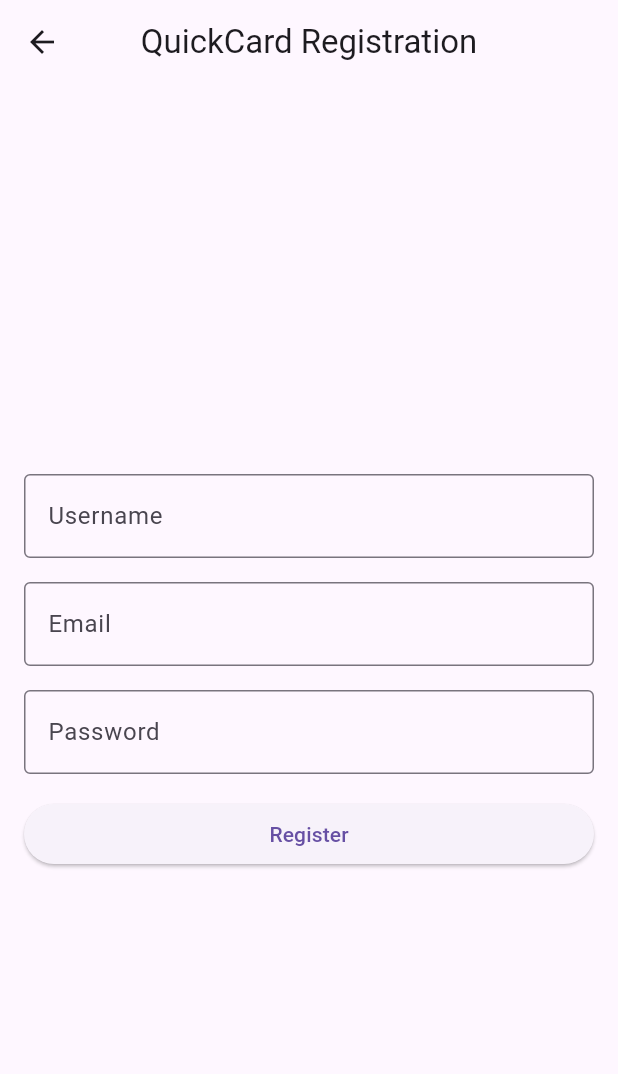
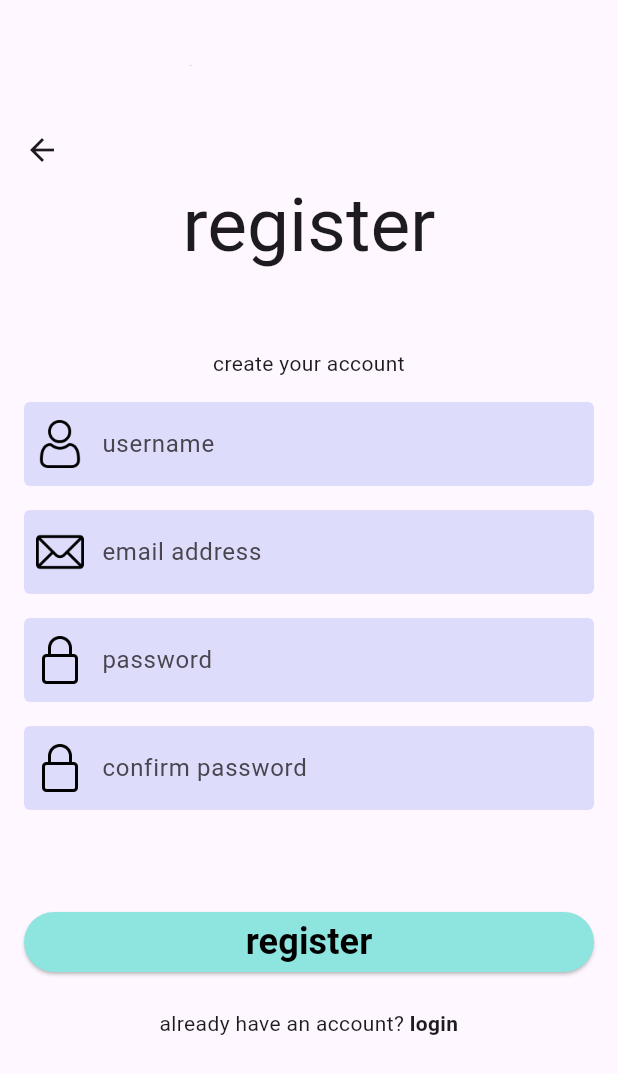
Before and after one commit to YazeedMo/QuickCard, a Flutter app: the RegistrationScreen screen opened directly, on a phone screen of 412 x 824 dp. Shown: the top 1074 px of the screen. Run offline on Flutter 3.47's test engine with Material 3 defaults, Android fonts, the phone set to English and light mode, and no system bars; our stand-ins replace flutter_slidable, flutter_svg, hive, hive_flutter; missing offline and left inert: barcode, mobile_scanner; accounts and stored records are empty.

Commit message:
"UI for Registration page mostly done, images at top still pending."

```diff
--- a/quick_card/lib/screens/registration_screen.dart
+++ b/quick_card/lib/screens/registration_screen.dart
@@ -1,8 +1,10 @@
 // ignore_for_file: prefer_const_constructors, use_key_in_widget_constructors
 
+import 'package:flutter/gestures.dart';
 import 'package:flutter/material.dart';
 import 'package:quick_card/entity/user.dart';
 import 'package:quick_card/screens/home_screen.dart';
+import 'package:quick_card/screens/login_screen.dart';
 import 'package:quick_card/service/user_service.dart';
 
 class RegistrationScreen extends StatefulWidget {
@@ -10,18 +12,21 @@ class RegistrationScreen extends StatefulWidget {
   _RegistrationScreenState createState() => _RegistrationScreenState();
 }
 
+
+
 class _RegistrationScreenState extends State<RegistrationScreen> {
   final _usernameController = TextEditingController();
   final _emailController = TextEditingController();
   final _passwordController = TextEditingController();
+  final _confirmPasswordController = TextEditingController();
   String errorMessage = '';
 
   void _handleRegistration() async {
     String username = _usernameController.text;
     String email = _emailController.text;
     String password = _passwordController.text;
+    String confirmPassword = _confirmPasswordController.text;
 
-    // Clear any previous error messages
     setState(() {
       errorMessage = '';
     });
@@ -33,9 +38,9 @@ class _RegistrationScreenState extends State<RegistrationScreen> {
       });
       return;
     }
-    if (email.isEmpty) {
+    if (email.isEmpty || !RegExp(r'^[^@]+@[^@]+\.[^@]+').hasMatch(email)) {
       setState(() {
-        errorMessage = "Please enter email";
+        errorMessage = "Please enter a valid email";
       });
       return;
     }
@@ -45,40 +50,88 @@ class _RegistrationScreenState extends State<RegistrationScreen> {
       });
       return;
     }
+    if (confirmPassword.isEmpty) {
+      setState(() {
+        errorMessage = "Please confirm password";
+      });
+      return;
+    }
+    if (password != confirmPassword) {
+      setState(() {
+        errorMessage = "Ensure passwords are the same";
+      });
+      return;
+    }
 
     User user = User(username: username, email: email, password: password);
 
-    // Call the registration service
+    try {
       dynamic result = await UserService().createUser(user);
-
       setState(() {
         if (result is String) {
-        // Set error message if registration fails
           errorMessage = result;
         } else {
-        // Navigate to home screen on successful registration
           Navigator.pushReplacement(
             context,
             MaterialPageRoute(builder: (context) => HomeScreen()),
           );
         }
       });
+    } catch (e) {
+      setState(() {
+        errorMessage = "Registration failed: ${e.toString()}";
+      });
+    }
   }
 
+    final Color customColor = Color(0xA08DDAFF);  //Insert custom color for textfields
 
   @override
   Widget build(BuildContext context) {
     return Scaffold(
       appBar: AppBar(
-        title: Text('QuickCard Registration'),
+        toolbarHeight: 200.0,
         centerTitle: true,
+        title: Stack(
+          children: [
+            Positioned(
+            left: 5,
+            top: 25,
+            child: ClipOval(
+              child: Opacity(
+                opacity: 0.9,
+                child: Image.asset(
+                  'assets/holographic.jpeg',
+                  width: 1,
+                  height: 1,
+                  fit: BoxFit.cover, // Ensures the image fills the oval shape
+                  ),
+                ),
+              ),
+            ),
+            Padding(
+              padding: const EdgeInsets.only(top: 100.0),
+              child: Text(
+                'register',
+                style: TextStyle(fontSize: 50.0,),
+              ),
+            ),
+          ]
+        )
+
+
+
+
       ),
       body: Padding(
-        padding: const EdgeInsets.all(16.0),
+        padding: const EdgeInsets.only(bottom: 100.0,
+          left: 16.0, right: 16.0
+        ),
         child: Column(
           mainAxisAlignment: MainAxisAlignment.center,
           crossAxisAlignment: CrossAxisAlignment.stretch,
           children: <Widget>[
+            Text('create your account', textAlign: TextAlign.center,),
             // Error message (initially invisible)
             Visibility(
               visible: errorMessage.isNotEmpty,
@@ -88,13 +141,41 @@ class _RegistrationScreenState extends State<RegistrationScreen> {
                 textAlign: TextAlign.center,
               ),
             ),
+
+            /*ClipOval(
+              child: Opacity(
+                opacity: 0.9,
+                child: Image.asset(
+                  'assets/holographic.jpeg',
+                  width: 5,
+                  height: 15,
+                  fit: BoxFit.fitWidth,
+                ),
+              ),
+            ),*/
+
+
+
+
             SizedBox(height: 16.0),
             // Username input field
             TextField(
               controller: _usernameController,
               decoration: InputDecoration(
-                labelText: 'Username',
-                border: OutlineInputBorder(),
+                prefixIcon: Padding(        //Inserted image in textfield
+                  padding: const EdgeInsets.all(8.0),
+                  child: Image.asset(
+                  'assets/user.png',
+                  width: 15,
+                  height: 15,
+                  ),
+                ),
+                labelText: 'username',
+                border: OutlineInputBorder(
+                  borderSide: BorderSide.none,
+                ),
+                filled: true,
+                fillColor: Color(0xFFDEDCFB),
               ),
             ),
             SizedBox(height: 16.0),
@@ -102,8 +183,20 @@ class _RegistrationScreenState extends State<RegistrationScreen> {
             TextField(
               controller: _emailController,
               decoration: InputDecoration(
-                labelText: 'Email',
-                border: OutlineInputBorder(),
+                prefixIcon: Padding(        //Inserted image in textfield
+                  padding: const EdgeInsets.all(8.0),
+                  child: Image.asset(
+                    'assets/mail.png',
+                    width: 15,
+                    height: 15,
+                  ),
+                ),
+                labelText: 'email address',
+                border: OutlineInputBorder(
+                  borderSide: BorderSide.none,
+                ),
+                filled: true,
+                fillColor: Color(0xFFDEDCFB),
               ),
             ),
             SizedBox(height: 16.0),
@@ -112,19 +205,93 @@ class _RegistrationScreenState extends State<RegistrationScreen> {
               controller: _passwordController,
               obscureText: true,
               decoration: InputDecoration(
-                labelText: 'Password',
-                border: OutlineInputBorder(),
+                prefixIcon: Padding(        //Inserted image in textfield
+                  padding: const EdgeInsets.all(8.0),
+                  child: Image.asset(
+                    'assets/lock.png',
+                    width: 15,
+                    height: 15,
+                  ),
+                ),
+                labelText: 'password',
+                border: OutlineInputBorder(
+                  borderSide: BorderSide.none,
+                ),
+                filled: true,
+                fillColor: Color(0xFFDEDCFB),
+
               ),
             ),
             SizedBox(height: 16.0),
+            // Password input field
+            TextField(
+              controller: _confirmPasswordController,
+              obscureText: true,
+              decoration: InputDecoration(
+                prefixIcon: Padding(        //Inserted image in textfield
+                  padding: const EdgeInsets.all(8.0),
+                  child: Image.asset(
+                    'assets/lock.png',
+                    width: 15,
+                    height: 15,
+                  ),
+                ),
+                labelText: 'confirm password',
+                border: OutlineInputBorder(
+                  borderSide: BorderSide.none,
+                ),
+                filled: true,
+                fillColor: Color(0xFFDEDCFB),
+
+              ),
+            ),
+            SizedBox(height: 64.0),
             // Register button
             ElevatedButton(
               onPressed: () {
                 _handleRegistration();
               },
-              child: Text('Register'),
+              style: ElevatedButton.styleFrom(
+
+                backgroundColor: Color (0xff8EE4DF), // Background color
+                foregroundColor: Colors.black, // Text color
+              ),
+              child: Text(
+                'register',
+                style: TextStyle(
+                  fontSize: 24.0, fontWeight: FontWeight.bold
+                ),
+              ),
+            ),
+
+
+            Padding(
+              padding: EdgeInsets.only(top: 20.0),
+              child: GestureDetector(
+                onTap: () {
+                  Navigator.push(
+                    context,
+                    MaterialPageRoute(builder: (context) => LoginScreen()),
+                  );
+                },
+                child: Text.rich(
+                  TextSpan(
+                    text: 'already have an account? ',
+                    children: [
+                      TextSpan(
+                        text: 'login', // Bold text
+                        style: TextStyle(
+                          fontWeight: FontWeight.bold,
+                        ),
                       ),
                     ],
+                  ),
+                  textAlign: TextAlign.center,
+                ),
+              ),
+            )
+
+        ]
       ),
       ),
     );
```
Lines whose indentation alone changed are shown as unchanged.
